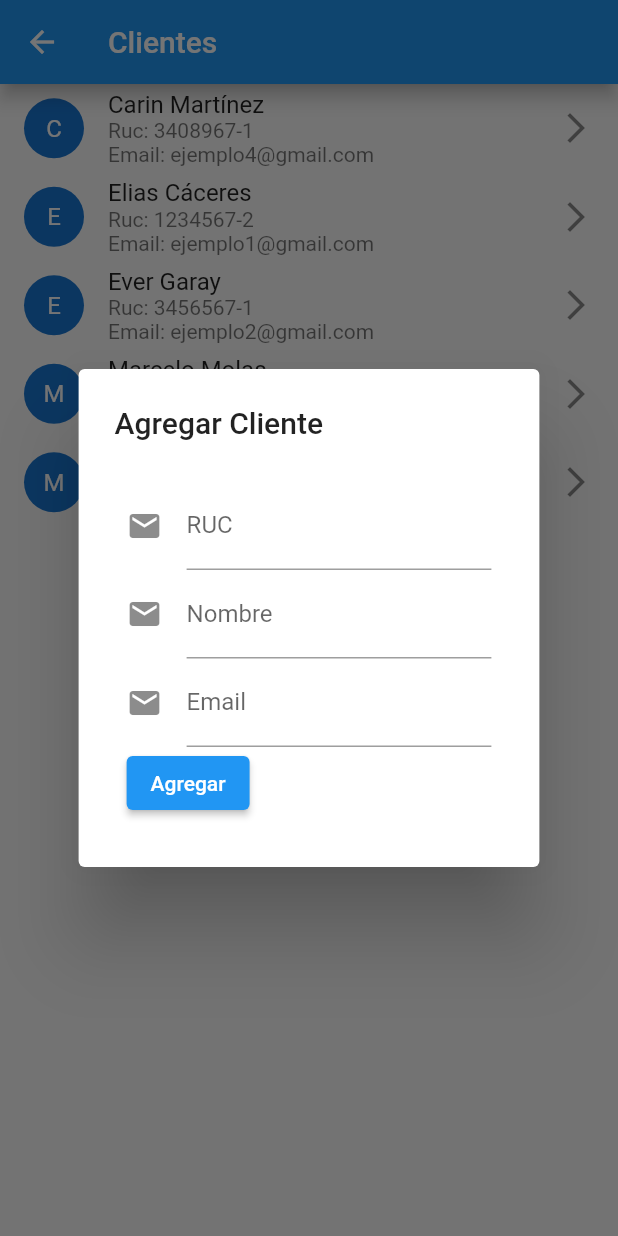
After one commit to everfgmolinas/segundo_final_frontend, a Flutter app: the ClientesPage screen opened by its route, after a tap on "Agregar", on a phone screen of 412 x 824 dp. The commit adds this screen. Run offline on Flutter 3.47's test engine with Material 2 defaults, Android fonts, the phone set to English and light mode, and no system bars.

Commit message:
Módulo de clientes terminado

```diff
--- a/lib/main.dart
+++ b/lib/main.dart
@@ -1,4 +1,5 @@
 import 'package:flutter/material.dart';
+import 'package:segundo_final_frontend/pages/clientes_page.dart';
 import 'package:segundo_final_frontend/pages/mainpage.dart';
 import 'package:segundo_final_frontend/pages/productos_page.dart';
 
@@ -29,6 +30,7 @@ class MyApp extends StatelessWidget {
       routes: {
         "/": (context) => const MainPage(),
         "/productos": (context) => const ProductosPage(),
+        "/clientes": (context) => const ClientesPage(),
       },
     );
   }
--- /dev/null
+++ b/lib/objects/cliente.dart
@@ -0,0 +1,14 @@
+class Cliente {
+  String? ruc;
+  String? nombre;
+  String? email;
+
+  Cliente({
+    this.ruc,
+    this.nombre,
+    this.email
+  });
+
+
+
+}
--- /dev/null
+++ b/lib/pages/clientes_page.dart
@@ -0,0 +1,371 @@
+import 'package:flutter/cupertino.dart';
+import 'package:flutter/material.dart';
+import 'package:segundo_final_frontend/objects/cliente.dart';
+import 'package:segundo_final_frontend/services/clientes_service.dart';
+
+class ClientesPage extends StatefulWidget {
+  const ClientesPage({Key? key}) : super(key: key);
+
+  @override
+  _ClientesState createState() => _ClientesState();
+}
+
+class _ClientesState extends State<ClientesPage>{
+
+  ClienteService _servicioClientes = new ClienteService();
+  final _formKey = GlobalKey<FormState>();
+  final _formeditKey = GlobalKey<FormState>();
+  final controladorRuc = TextEditingController();
+  final controladorName = TextEditingController();
+  final controladorEmail = TextEditingController();
+
+  var controladorEditRuc = TextEditingController();
+  var controladorEditName = TextEditingController();
+  var controladorEditEmail = TextEditingController();
+
+  @override
+  void initState() {
+    super.initState();
+    _clientes = _servicioClientes.getClientes();
+  }
+
+  List<Cliente>? _clientes;
+
+  @override
+  Widget build(BuildContext context) {
+    return Scaffold(
+        appBar: AppBar(
+          title: const Text('Clientes'),
+          elevation: 5,
+        ),
+        body: Column(
+          children: [
+            ListView.builder(
+                scrollDirection: Axis.vertical,
+                shrinkWrap: true,
+                itemCount: _clientes!.length,
+                itemBuilder: (context, index){
+                  return ListTile(
+                    onLongPress: (){
+                      _borrarCliente(context, _clientes![index]);
+                    },
+                    onTap: (){
+                      _alertDialogEditarCliente(context, _clientes![index]);
+                    },
+                    title: Text( _clientes![index].nombre!),
+                    subtitle: Text(
+                        'Ruc: ' +
+                            _clientes![index].ruc.toString() +
+                            '\n' +
+                            'Email: '
+                            + _clientes![index].email.toString()
+                    ),
+                    leading: CircleAvatar(
+                        child: Text(_clientes![index].nombre.toString()[0].toUpperCase())
+                    ),
+                    trailing: Icon(Icons.arrow_forward_ios),
+                  );
+                }),
+            ElevatedButton(
+                child: Text("Agregar"),
+                onPressed: () {
+                  _alertDialogAgregarCliente(context);
+                }
+            )
+          ],
+        )
+    );
+  }
+
+  _borrarCliente(context,Cliente cliente){
+    showDialog(
+        context: context,
+        builder: (_) => AlertDialog(
+          title: const Text("Eliminar cliente"),
+          content: Text("¿Elminiar a " + cliente.nombre.toString()+"?"),
+          actions: [
+            FlatButton(
+                onPressed: (){
+                  Navigator.pop(context);
+                }, child: const Text("Cancelar")),
+            FlatButton(
+                onPressed: (){
+                  setState(() {
+                    _servicioClientes.deleteCliente(cliente);
+                    _clientes = _servicioClientes.getClientes();
+                  });
+                  Navigator.pop(context);
+                }, child:
+            const Text(
+              "Borrar",
+              style: TextStyle(color: Colors.red),)),
+          ],
+        ));
+  }
+
+
+
+  _alertDialogEditarCliente(context,Cliente cliente){
+    controladorEditRuc = TextEditingController(text: cliente.ruc.toString());
+    controladorEditName = TextEditingController(text: cliente.nombre.toString());
+    controladorEditEmail = TextEditingController(text: cliente.email.toString());
+
+    showDialog(
+        context: context,
+        builder: (BuildContext context) {
+          return AlertDialog(
+            scrollable: true,
+            title: Text('Actualizar Cliente'),
+            content: Padding(
+                padding: const EdgeInsets.all(8.0),
+                child: Column(
+                  crossAxisAlignment: CrossAxisAlignment.start,
+                  children: <Widget>[
+                    ClienteEditForm(
+                        formEditKey: _formeditKey,
+                        controladorRuc: controladorEditRuc,
+                        controladorName: controladorEditName,
+                        controladorEmail: controladorEditEmail,
+                        cliente: cliente
+                    ),
+                    ElevatedButton(
+                        child: Text("Actualizar"),
+                        onPressed: () {
+                          if (_formeditKey.currentState!.validate()) {
+                            cliente.ruc = controladorEditRuc.value.text;
+                            cliente.nombre = controladorEditName.value.text;
+                            cliente.email = controladorEditEmail.value.text;
+                            _servicioClientes.setCliente(
+                                cliente
+                            );
+                            _clientes = _servicioClientes.getClientes();
+                            setState(() {});
+                          }
+                        }
+                    )
+                  ],
+                )
+            ),
+          );
+        });
+  }
+
+  _alertDialogAgregarCliente(context){
+    showDialog(
+        context: context,
+        builder: (BuildContext context) {
+          return AlertDialog(
+            scrollable: true,
+            title: Text('Agregar Cliente'),
+            content: Padding(
+                padding: const EdgeInsets.all(8.0),
+                child: Column(
+                  crossAxisAlignment: CrossAxisAlignment.start,
+                  children: <Widget>[
+                    ClienteCreateForm(
+                      formKey: _formKey,
+                      controladorRuc: controladorRuc,
+                      controladorName: controladorName,
+                      controladorEmail: controladorEmail,
+                    ),
+                    ElevatedButton(
+                        child: Text("Agregar"),
+                        onPressed: () {
+                          if (_formKey.currentState!.validate()) {
+                            _servicioClientes.setCliente(
+                                new Cliente(
+                                    ruc: controladorRuc.value.text,
+                                    nombre: controladorName.value.text,
+                                    email: controladorEmail.value.text)
+                            );
+                            setState(() {});
+                          }
+                        }
+                    )
+                  ],
+                )
+            ),
+          );
+        });
+  }
+
+
+}
+
+class ClienteCreateForm extends StatelessWidget {
+
+  final GlobalKey<FormState> formKey;
+  final TextEditingController controladorRuc;
+  final TextEditingController controladorName;
+  final TextEditingController controladorEmail;
+  const ClienteCreateForm(
+      {Key? key,
+        required this.formKey,
+        required this.controladorRuc,
+        required this.controladorName,
+        required this.controladorEmail})
+      : super(key: key);
+  @override
+  Widget build(BuildContext context) {
+    return Form(
+        key: formKey,
+        child: Column(
+          crossAxisAlignment: CrossAxisAlignment.start,
+          children: <Widget>[
+            TextFormField(
+                controller: controladorRuc,
+                keyboardType: TextInputType.phone,
+                decoration: const InputDecoration(
+                  icon: Icon(Icons.email),
+                  hintText: 'Inserte su ruc',
+                  labelText: 'RUC',
+                ),
+                validator: (value) {
+                  if (value!.isEmpty) {
+                    return 'Por favor, ingrese su ruc';
+                  } else {
+                    for (var cl in ClienteService.clientes) {
+                      if (cl.ruc == value ) {
+                        return 'Este ruc ya existe, verifique nuevamente';
+                      }
+                    }
+                  }
+                }
+            ),
+            TextFormField(
+                controller: controladorName,
+                keyboardType: TextInputType.text,
+                decoration: const InputDecoration(
+                  icon: Icon(Icons.email),
+                  hintText: 'Inserte el nombre',
+                  labelText: 'Nombre',
+                ),
+                validator: (value) {
+                  if (value!.isEmpty){
+                    return 'Por favor, ingrese su nombre';
+                  }else{
+                    for( var cl in  ClienteService.clientes){
+                      if(cl.nombre == value){
+                        return 'Este nombre ya existe, verifique nuevamente';
+                      }
+                    }
+                  }
+                }
+            ),
+            TextFormField(
+                controller: controladorEmail,
+                keyboardType: TextInputType.emailAddress,
+                decoration: const InputDecoration(
+                  icon: Icon(Icons.email),
+                  hintText: 'Inserte su correo electrónico',
+                  labelText: 'Email',
+                ),
+                validator: (value) {
+                  if (value!.isEmpty) {
+                    return 'Por favor, ingrese su email';
+                  } else if(!RegExp(r"^[a-zA-Z0-9.a-zA-Z0-9.!#$%&'*+-/=?^_`{|}~]+@[a-zA-Z0-9]+\.[a-zA-Z]+").hasMatch(value)){
+                    return 'No es una dirección de correo válida';
+                  } else {
+                    for( var cl in  ClienteService.clientes){
+                      if(cl.email == value){
+                        return 'Este email ya está registrado, verifique nuevamente';
+                      }
+                    }
+                  }
+                }
+            ),
+          ],
+        )
+    );
+  }
+}
+
+class ClienteEditForm extends StatelessWidget {
+
+  final GlobalKey<FormState> formEditKey;
+  final TextEditingController controladorRuc;
+  final TextEditingController controladorName;
+  final TextEditingController controladorEmail;
+  final Cliente cliente;
+  const ClienteEditForm(
+      {Key? key,
+        required this.formEditKey,
+        required this.controladorRuc,
+        required this.controladorName,
+        required this.controladorEmail,
+        required this.cliente
+      }
+      )
+      : super(key: key);
+  @override
+  Widget build(BuildContext context) {
+    return Form(
+        key: formEditKey,
+        child: Column(
+          crossAxisAlignment: CrossAxisAlignment.start,
+          children: <Widget>[
+            TextFormField(
+                controller: controladorRuc,
+                keyboardType: TextInputType.phone,
+                decoration: const InputDecoration(
+                  icon: Icon(Icons.email),
+                  hintText: 'Inserte su ruc',
+                  labelText: 'RUC',
+                ),
+                validator: (value) {
+                  if (value!.isEmpty) {
+                    return 'Por favor, ingrese su ruc';
+                  } else {
+                    for (var cl in ClienteService.clientes) {
+                      if (cl.ruc == num.tryParse(value) && cl!=cliente) {
+                        return 'Este ruc ya existe, verifique nuevamente';
+                      }
+                    }
+                  }
+                }
+            ),
+            TextFormField(
+                controller: controladorName,
+                keyboardType: TextInputType.text,
+                decoration: const InputDecoration(
+                  icon: Icon(Icons.email),
+                  hintText: 'Inserte el nombre',
+                  labelText: 'Nombre',
+                ),
+                validator: (value) {
+                  if (value!.isEmpty){
+                    return 'Por favor, ingrese su nombre';
+                  }else{
+                    for( var cl in  ClienteService.clientes){
+                      if(cl.nombre == value && cl!=cliente){
+                        return 'Este nombre ya existe, verifique nuevamente';
+                      }
+                    }
+                  }
+                }
+            ),
+            TextFormField(
+                controller: controladorEmail,
+                keyboardType: TextInputType.emailAddress,
+                decoration: const InputDecoration(
+                  icon: Icon(Icons.email),
+                  hintText: 'Inserte su correo electrónico',
+                  labelText: 'Email',
+                ),
+                validator: (value) {
+                  if (value!.isEmpty) {
+                    return 'Por favor, ingrese su email';
+                  } else {
+                    for( var cl in  ClienteService.clientes){
+                      if(cl.email == value && cl!=cliente){
+                        return 'Este email ya está registrado, verifique nuevamente';
+                      }
+                    }
+                  }
+                }
+            ),
+          ],
+        )
+    );
+  }
+}
--- a/lib/pages/mainpage.dart
+++ b/lib/pages/mainpage.dart
@@ -28,6 +28,14 @@ class MainPage extends StatelessWidget {
                 Navigator.pushNamed(context, "/productos");
               },
             ),
+            ListTile(
+              title: const Text('Clientes'),
+              onTap: () {
+                // Update the state of the app.
+                // ...
+                Navigator.pushNamed(context, "/clientes");
+              },
+            )
           ],
         ),
       ),
--- /dev/null
+++ b/lib/services/clientes_service.dart
@@ -0,0 +1,26 @@
+import 'package:segundo_final_frontend/objects/cliente.dart';
+
+class ClienteService {
+  static List<Cliente> clientes = [
+    new Cliente(ruc: "1234567-2", nombre: "Elias Cáceres", email: "ejemplo1@gmail.com"),
+    new Cliente(ruc: "3456567-1", nombre: "Ever Garay", email: "ejemplo2@gmail.com"),
+    new Cliente(ruc: "4756567-2", nombre: "Marcelo Molas", email: "ejemplo3@gmail.com"),
+    new Cliente(ruc: "3408967-1", nombre: "Carin Martínez", email: "ejemplo4@gmail.com"),
+    new Cliente(ruc: "1452587-2", nombre: "Melani Bazán", email: "ejemplo5@gmail.com"),
+  ];
+
+  List<Cliente> getClientes(){
+    clientes.sort((a,b) => a.nombre!.compareTo(b.nombre!));
+    return clientes;
+  }
+
+  deleteCliente(Cliente cliente){
+    clientes.remove(cliente);
+  }
+
+  setCliente(Cliente cliente){
+    clientes.add(cliente);
+    clientes = clientes.toSet().toList();
+  }
+
+}
```
